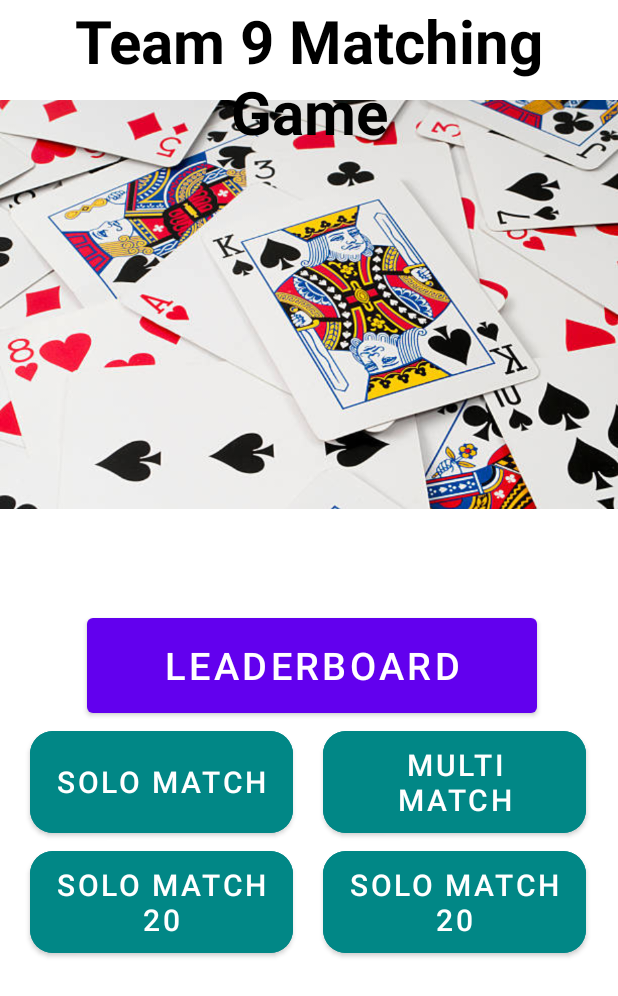
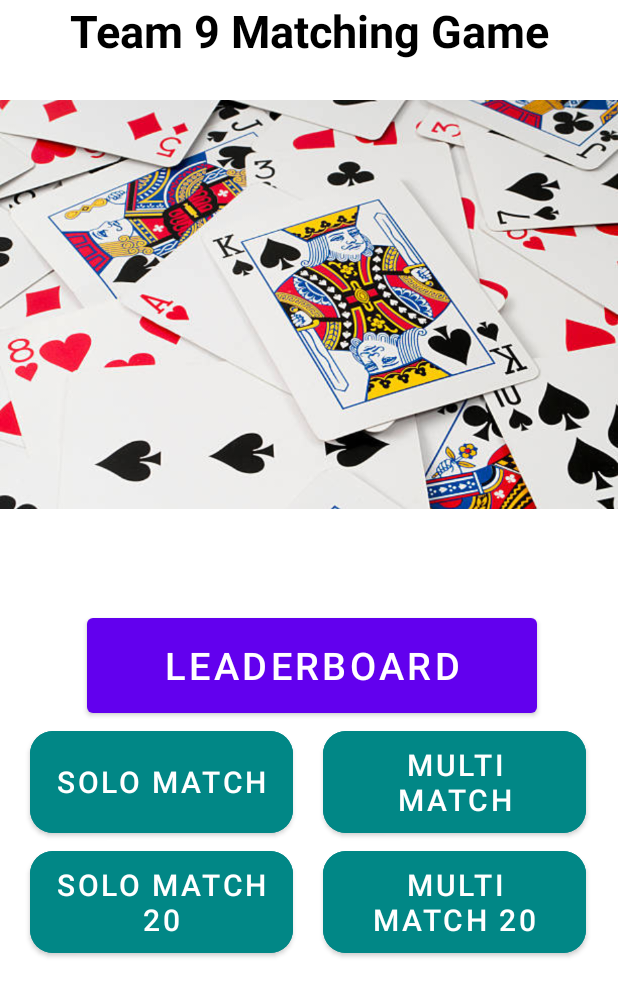
Before and after one commit to SGBenjamin/Team9PictureMatchCA, an Android app: the screen it shows after launch (MainActivity), on a phone screen of 412 x 824 dp. Shown: the top 996 px of the screen. Run offline under Robolectric (Android 15) with nearby library versions, the phone set to English and light mode, and no system bars.

Commit message:
minor layout changes

```diff
--- a/app/src/main/res/layout/activity_game.xml
+++ b/app/src/main/res/layout/activity_game.xml
@@ -36,7 +36,7 @@
         android:id="@+id/backBtn"
         android:layout_width="wrap_content"
         android:layout_height="wrap_content"
-        android:layout_marginStart="70dp"
+        android:layout_marginStart="25dp"
         android:layout_marginBottom="20dp"
         android:text="@string/back_buttontext"
         app:layout_constraintBottom_toBottomOf="parent"
@@ -70,7 +70,7 @@
         android:id="@+id/pauseBtn"
         android:layout_width="wrap_content"
         android:layout_height="wrap_content"
-        android:layout_marginEnd="70dp"
+        android:layout_marginEnd="25dp"
         android:layout_marginBottom="20dp"
         android:text="@string/pause_buttontext"
         android:visibility="invisible"
--- a/app/src/main/res/layout/activity_game5x4.xml
+++ b/app/src/main/res/layout/activity_game5x4.xml
@@ -36,7 +36,7 @@
         android:id="@+id/backBtn"
         android:layout_width="wrap_content"
         android:layout_height="wrap_content"
-        android:layout_marginStart="70dp"
+        android:layout_marginStart="25dp"
         android:layout_marginBottom="20dp"
         android:text="@string/back_buttontext"
         app:layout_constraintBottom_toBottomOf="parent"
@@ -70,7 +70,7 @@
         android:id="@+id/pauseBtn"
         android:layout_width="wrap_content"
         android:layout_height="wrap_content"
-        android:layout_marginEnd="70dp"
+        android:layout_marginEnd="25dp"
         android:layout_marginBottom="20dp"
         android:text="@string/pause_buttontext"
         android:visibility="invisible"
--- a/app/src/main/res/layout/activity_main.xml
+++ b/app/src/main/res/layout/activity_main.xml
@@ -24,7 +24,7 @@
         android:layout_width="wrap_content"
         android:layout_height="wrap_content"
         android:text="@string/App_title"
-        android:textSize="40sp"
+        android:textSize="30sp"
         android:textAlignment="center"
         android:textStyle="bold"
         android:textColor="@color/black"
@@ -70,6 +70,7 @@
         android:layout_height="80dp"
         android:layout_marginLeft="20dp"
         android:layout_marginRight="20dp"
+
         android:backgroundTint="@color/teal_700"
         android:text="Solo Match 20"
         android:textSize="20sp"
@@ -86,7 +87,7 @@
         android:layout_marginLeft="20dp"
         android:layout_marginRight="20dp"
         android:backgroundTint="@color/teal_700"
-        android:text="Solo Match 20"
+        android:text="Multi Match 20"
         android:textSize="20sp"
         app:cornerRadius="15dp"
         app:layout_constraintLeft_toRightOf="@id/soloMatch20"
--- a/app/src/main/res/layout/activity_multiplayer.xml
+++ b/app/src/main/res/layout/activity_multiplayer.xml
@@ -34,7 +34,7 @@
         android:id="@+id/multibackBtn"
         android:layout_width="wrap_content"
         android:layout_height="wrap_content"
-        android:layout_marginStart="70dp"
+        android:layout_marginStart="25dp"
         android:layout_marginBottom="20dp"
         android:text="@string/back_buttontext"
         app:layout_constraintBottom_toBottomOf="parent"
@@ -68,7 +68,7 @@
         android:id="@+id/multipauseBtn"
         android:layout_width="wrap_content"
         android:layout_height="wrap_content"
-        android:layout_marginEnd="70dp"
+        android:layout_marginEnd="25dp"
         android:layout_marginBottom="20dp"
         android:text="@string/pause_buttontext"
         android:visibility="invisible"
--- a/app/src/main/res/layout/activity_multiplayer5x4.xml
+++ b/app/src/main/res/layout/activity_multiplayer5x4.xml
@@ -34,7 +34,7 @@
         android:id="@+id/multibackBtn"
         android:layout_width="wrap_content"
         android:layout_height="wrap_content"
-        android:layout_marginStart="70dp"
+        android:layout_marginStart="25dp"
         android:layout_marginBottom="20dp"
         android:text="@string/back_buttontext"
         app:layout_constraintBottom_toBottomOf="parent"
@@ -68,7 +68,7 @@
         android:id="@+id/multipauseBtn"
         android:layout_width="wrap_content"
         android:layout_height="wrap_content"
-        android:layout_marginEnd="70dp"
+        android:layout_marginEnd="25dp"
         android:layout_marginBottom="20dp"
         android:text="@string/pause_buttontext"
         android:visibility="invisible"
```
